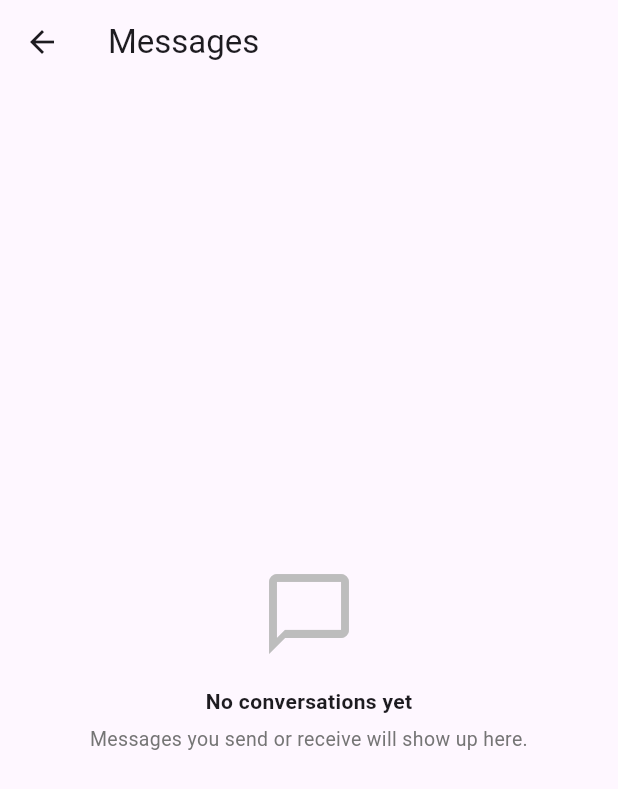
After one commit to mahidur-190100/regive, a Flutter app: the HomeScreen screen opened directly, after a tap on the "chat bubble outline" icon, on a phone screen of 412 x 824 dp. The commit adds this screen. Shown: the top 789 px of the screen. Run offline on Flutter 3.47's test engine with Material 3 defaults, Android fonts, the phone set to English and light mode, and no system bars; our stand-ins replace cached_network_image, cloud_firestore, firebase_auth, firebase_core, geolocator, google_sign_in and 1 more; accounts and stored records are empty; generated files the repository leaves out were written again.

Commit message:
chat funtion done

```diff
--- /dev/null
+++ b/lib/screens/chat_list_screen.dart
@@ -0,0 +1,102 @@
+import 'package:flutter/material.dart';
+import 'package:cloud_firestore/cloud_firestore.dart';
+import 'package:firebase_auth/firebase_auth.dart';
+import 'chat_screen.dart';
+
+class ChatListScreen extends StatelessWidget {
+  const ChatListScreen({super.key});
+
+  @override
+  Widget build(BuildContext context) {
+    final myId = FirebaseAuth.instance.currentUser!.uid;
+
+    return Scaffold(
+      appBar: AppBar(title: const Text('Messages')),
+      body: StreamBuilder<QuerySnapshot>(
+        stream: FirebaseFirestore.instance
+            .collection('chats')
+            .where('participantIds', arrayContains: myId)
+            .orderBy('updatedAt', descending: true)
+            .snapshots(),
+        builder: (context, snapshot) {
+          if (snapshot.hasError) {
+            return Center(child: Text('Error: ${snapshot.error}'));
+          }
+          if (!snapshot.hasData) {
+            return const Center(child: CircularProgressIndicator());
+          }
+          final chats = snapshot.data!.docs;
+
+          if (chats.isEmpty) {
+            return Center(
+              child: Padding(
+                padding: const EdgeInsets.all(24),
+                child: Column(
+                  mainAxisSize: MainAxisSize.min,
+                  children: [
+                    Icon(Icons.chat_bubble_outline, size: 64, color: Colors.grey.shade400),
+                    const SizedBox(height: 16),
+                    const Text('No conversations yet', style: TextStyle(fontWeight: FontWeight.bold)),
+                    const SizedBox(height: 6),
+                    Text(
+                      'Messages you send or receive will show up here.',
+                      textAlign: TextAlign.center,
+                      style: TextStyle(color: Colors.grey.shade600, fontSize: 13),
+                    ),
+                  ],
+                ),
+              ),
+            );
+          }
+
+          return ListView.builder(
+            itemCount: chats.length,
+            itemBuilder: (context, index) {
+              final data = chats[index].data() as Map<String, dynamic>;
+              final participants = List<String>.from(data['participantIds'] ?? []);
+              final otherUserId = participants.firstWhere((id) => id != myId, orElse: () => '');
+              final lastMessage = data['lastMessage'] ?? '';
+              final itemId = data['itemId'] ?? '';
+
+              return FutureBuilder<DocumentSnapshot>(
+                future: FirebaseFirestore.instance.collection('items').doc(itemId).get(),
+                builder: (context, itemSnapshot) {
+                  String itemTitle = 'Item';
+                  if (itemSnapshot.hasData && itemSnapshot.data!.exists) {
+                    final itemData = itemSnapshot.data!.data() as Map<String, dynamic>;
+                    itemTitle = itemData['title'] ?? 'Item';
+                  }
+
+                  return ListTile(
+                    leading: const CircleAvatar(
+                      backgroundColor: Color(0xFF2F8F5B),
+                      child: Icon(Icons.person, color: Colors.white),
+                    ),
+                    title: Text(itemTitle, style: const TextStyle(fontWeight: FontWeight.bold)),
+                    subtitle: Text(
+                      lastMessage.isEmpty ? 'No messages yet' : lastMessage,
+                      maxLines: 1,
+                      overflow: TextOverflow.ellipsis,
+                    ),
+                    trailing: const Icon(Icons.chevron_right),
+                    onTap: () {
+                      Navigator.of(context).push(
+                        MaterialPageRoute(
+                          builder: (_) => ChatScreen(
+                            itemId: itemId,
+                            itemTitle: itemTitle,
+                            otherUserId: otherUserId,
+                          ),
+                        ),
+                      );
+                    },
+                  );
+                },
+              );
+            },
+          );
+        },
+      ),
+    );
+  }
+}
--- a/lib/screens/home_screen.dart
+++ b/lib/screens/home_screen.dart
@@ -9,6 +9,7 @@ import 'login_screen.dart';
 import 'add_item_screen.dart';
 import 'item_detail_screen.dart';
 import 'my_listings_screen.dart';
+import 'chat_list_screen.dart';
 
 class HomeScreen extends StatefulWidget {
   const HomeScreen({super.key});
@@ -64,6 +65,15 @@ class _HomeScreenState extends State<HomeScreen> {
       appBar: AppBar(
         title: const Text('ReGive'),
         actions: [
+          IconButton(
+            icon: const Icon(Icons.chat_bubble_outline),
+            tooltip: 'Messages',
+            onPressed: () {
+              Navigator.of(context).push(
+                MaterialPageRoute(builder: (_) => const ChatListScreen()),
+              );
+            },
+          ),
           IconButton(
             icon: const Icon(Icons.list_alt),
             tooltip: 'My Listings',
@@ -200,7 +210,7 @@ class _HomeScreenState extends State<HomeScreen> {
                   var items = snapshot.data!.docs
                       .map((doc) => Item.fromFirestore(doc))
                       .toList();
-//search option
+
                   if (_selectedCategory != 'All') {
                     items = items
                         .where((i) => i.category == _selectedCategory)
```
Also changed, not shown: lib/screens/chat_screen.dart (+9 -21 lines).
